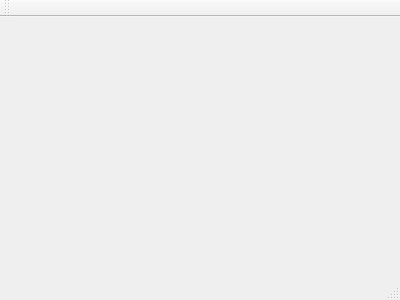
The window that mainwindow.ui (ajisolicha/Jangan-Menyerah) describes before a commit, drawn with Qt 5.
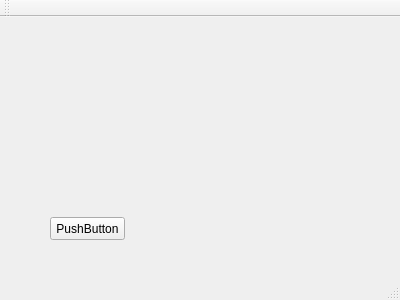
The same window after the commit.

Diff of the .ui file:
```diff
--- a/mainwindow.ui
+++ b/mainwindow.ui
@@ -33,6 +33,19 @@
      <bool>true</bool>
     </property>
    </widget>
+   <widget class="QPushButton" name="pushButton">
+    <property name="geometry">
+     <rect>
+      <x>50</x>
+      <y>200</y>
+      <width>75</width>
+      <height>23</height>
+     </rect>
+    </property>
+    <property name="text">
+     <string>PushButton</string>
+    </property>
+   </widget>
   </widget>
   <widget class="QMenuBar" name="menuBar">
    <property name="geometry">
```
